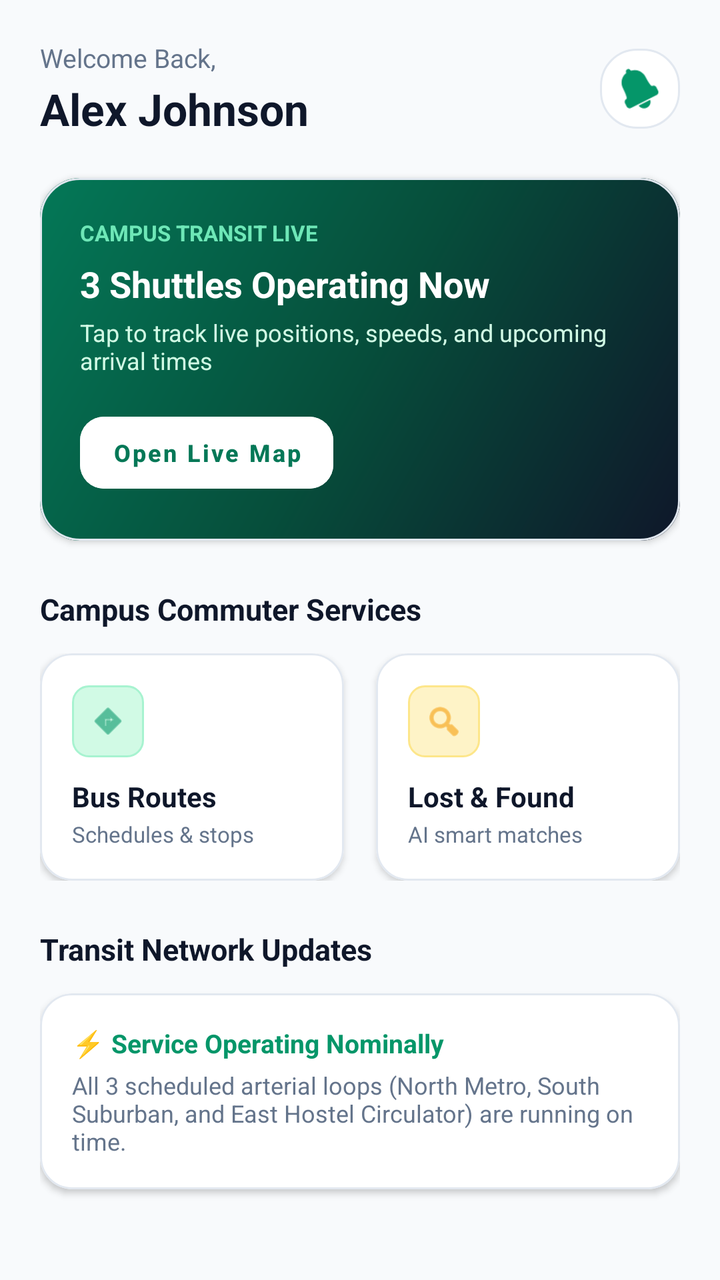
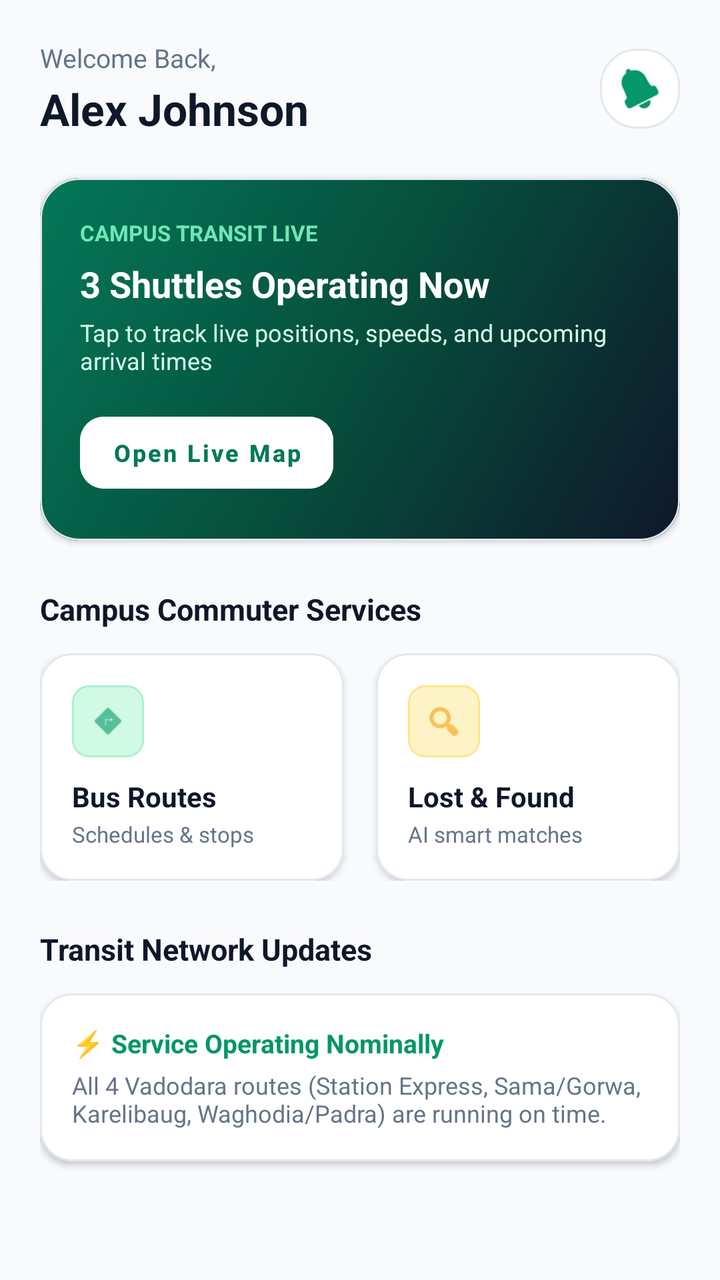

Screens rendered from an Android XML layout before and after an edit, with the pre-edit source and the edit as a unified diff.
<!-- AndroidManifest.xml: application theme Theme.UniTrack -->
<!-- res/layout/fragment_student_home.xml -->
<?xml version="1.0" encoding="utf-8"?>
<ScrollView xmlns:android="http://schemas.android.com/apk/res/android"
    xmlns:app="http://schemas.android.com/apk/res-auto"
    android:layout_width="match_parent"
    android:layout_height="match_parent"
    android:background="@color/background"
    android:fillViewport="true">

    <LinearLayout
        android:layout_width="match_parent"
        android:layout_height="wrap_content"
        android:orientation="vertical"
        android:padding="20dp">

        
        <LinearLayout
            android:layout_width="match_parent"
            android:layout_height="wrap_content"
            android:gravity="center_vertical"
            android:orientation="horizontal">

            <LinearLayout
                android:layout_width="0dp"
                android:layout_height="wrap_content"
                android:layout_weight="1"
                android:orientation="vertical">

                <TextView
                    android:id="@+id/tvGreeting"
                    android:layout_width="wrap_content"
                    android:layout_height="wrap_content"
                    android:text="Welcome Back,"
                    android:textColor="@color/text_secondary"
                    android:textSize="13sp" />

                <TextView
                    android:id="@+id/tvStudentName"
                    android:layout_width="wrap_content"
                    android:layout_height="wrap_content"
                    android:layout_marginTop="2dp"
                    android:text="Alex Johnson"
                    android:textColor="@color/text_primary"
                    android:textSize="22sp"
                    android:textStyle="bold" />
            </LinearLayout>

            <ImageView
                android:id="@+id/btnNotifications"
                android:layout_width="40dp"
                android:layout_height="40dp"
                android:background="@drawable/bg_card_rounded"
                android:clickable="true"
                android:focusable="true"
                android:padding="10dp"
                android:src="@android:drawable/ic_popup_reminder"
                app:tint="@color/primary" />
        </LinearLayout>

        
        <com.google.android.material.card.MaterialCardView
            android:id="@+id/cardLiveTransit"
            style="@style/Widget.UniTrack.Card"
            android:layout_width="match_parent"
            android:layout_height="wrap_content"
            android:layout_marginTop="20dp"
            android:clickable="true"
            android:focusable="true"
            app:cardCornerRadius="20dp">

            <LinearLayout
                android:layout_width="match_parent"
                android:layout_height="wrap_content"
                android:background="@drawable/bg_gradient_splash"
                android:orientation="vertical"
                android:padding="20dp">

                <TextView
                    android:layout_width="wrap_content"
                    android:layout_height="wrap_content"
                    android:text="CAMPUS TRANSIT LIVE"
                    android:textColor="#6EE7B7"
                    android:textSize="11sp"
                    android:textStyle="bold" />

                <TextView
                    android:id="@+id/tvBannerActiveBuses"
                    android:layout_width="wrap_content"
                    android:layout_height="wrap_content"
                    android:layout_marginTop="6dp"
                    android:text="3 Shuttles Operating Now"
                    android:textColor="@color/white"
                    android:textSize="18sp"
                    android:textStyle="bold" />

                <TextView
                    android:layout_width="wrap_content"
                    android:layout_height="wrap_content"
                    android:layout_marginTop="4dp"
                    android:text="Tap to track live positions, speeds, and upcoming arrival times"
                    android:textColor="#D1FAE5"
                    android:textSize="12sp" />

                <com.google.android.material.button.MaterialButton
                    android:id="@+id/btnTrackNow"
                    style="@style/Widget.MaterialComponents.Button.UnelevatedButton"
                    android:layout_width="wrap_content"
                    android:layout_height="wrap_content"
                    android:layout_marginTop="14dp"
                    android:backgroundTint="@color/white"
                    android:text="Open Live Map"
                    android:textAllCaps="false"
                    android:textColor="@color/primary_dark"
                    android:textSize="12sp"
                    android:textStyle="bold"
                    app:cornerRadius="12dp" />

            </LinearLayout>
        </com.google.android.material.card.MaterialCardView>

        
        <TextView
            android:layout_width="wrap_content"
            android:layout_height="wrap_content"
            android:layout_marginTop="24dp"
            android:layout_marginBottom="12dp"
            android:text="Campus Commuter Services"
            android:textColor="@color/text_primary"
            android:textSize="15sp"
            android:textStyle="bold" />

        <LinearLayout
            android:layout_width="match_parent"
            android:layout_height="wrap_content"
            android:orientation="horizontal">

            
            <com.google.android.material.card.MaterialCardView
                android:id="@+id/cardRoutesShortcut"
                style="@style/Widget.UniTrack.Card"
                android:layout_width="0dp"
                android:layout_height="wrap_content"
                android:layout_marginEnd="8dp"
                android:layout_weight="1"
                android:clickable="true"
                android:focusable="true"
                app:cardCornerRadius="16dp">

                <LinearLayout
                    android:layout_width="match_parent"
                    android:layout_height="wrap_content"
                    android:orientation="vertical"
                    android:padding="16dp">

                    <ImageView
                        android:layout_width="36dp"
                        android:layout_height="36dp"
                        android:background="@drawable/bg_badge_emerald"
                        android:padding="8dp"
                        android:src="@android:drawable/ic_menu_directions"
                        app:tint="@color/primary" />

                    <TextView
                        android:layout_width="wrap_content"
                        android:layout_height="wrap_content"
                        android:layout_marginTop="10dp"
                        android:text="Bus Routes"
                        android:textColor="@color/text_primary"
                        android:textSize="14sp"
                        android:textStyle="bold" />

                    <TextView
                        android:layout_width="wrap_content"
                        android:layout_height="wrap_content"
                        android:layout_marginTop="2dp"
                        android:text="Schedules &amp; stops"
                        android:textColor="@color/text_secondary"
                        android:textSize="11sp" />
                </LinearLayout>
            </com.google.android.material.card.MaterialCardView>

            
            <com.google.android.material.card.MaterialCardView
                android:id="@+id/cardLostFoundShortcut"
                style="@style/Widget.UniTrack.Card"
                android:layout_width="0dp"
                android:layout_height="wrap_content"
                android:layout_marginStart="8dp"
                android:layout_weight="1"
                android:clickable="true"
                android:focusable="true"
                app:cardCornerRadius="16dp">

                <LinearLayout
                    android:layout_width="match_parent"
                    android:layout_height="wrap_content"
                    android:orientation="vertical"
                    android:padding="16dp">

                    <ImageView
                        android:layout_width="36dp"
                        android:layout_height="36dp"
                        android:background="@drawable/bg_badge_amber"
                        android:padding="8dp"
                        android:src="@android:drawable/ic_menu_search"
                        app:tint="@color/accent" />

                    <TextView
                        android:layout_width="wrap_content"
                        android:layout_height="wrap_content"
                        android:layout_marginTop="10dp"
                        android:text="Lost &amp; Found"
                        android:textColor="@color/text_primary"
                        android:textSize="14sp"
                        android:textStyle="bold" />

                    <TextView
                        android:layout_width="wrap_content"
                        android:layout_height="wrap_content"
                        android:layout_marginTop="2dp"
                        android:text="AI smart matches"
                        android:textColor="@color/text_secondary"
                        android:textSize="11sp" />
                </LinearLayout>
            </com.google.android.material.card.MaterialCardView>
        </LinearLayout>

        
        <TextView
            android:layout_width="wrap_content"
            android:layout_height="wrap_content"
            android:layout_marginTop="24dp"
            android:layout_marginBottom="12dp"
            android:text="Transit Network Updates"
            android:textColor="@color/text_primary"
            android:textSize="15sp"
            android:textStyle="bold" />

        <com.google.android.material.card.MaterialCardView
            style="@style/Widget.UniTrack.Card"
            android:layout_width="match_parent"
            android:layout_height="wrap_content"
            app:cardCornerRadius="16dp">

            <LinearLayout
                android:layout_width="match_parent"
                android:layout_height="wrap_content"
                android:orientation="vertical"
                android:padding="16dp">

                <TextView
                    android:layout_width="wrap_content"
                    android:layout_height="wrap_content"
                    android:text="⚡ Service Operating Nominally"
                    android:textColor="@color/primary"
                    android:textSize="13sp"
                    android:textStyle="bold" />

                <TextView
                    android:layout_width="wrap_content"
                    android:layout_height="wrap_content"
                    android:layout_marginTop="4dp"
                    android:text="All 3 scheduled arterial loops (North Metro, South Suburban, and East Hostel Circulator) are running on time."
                    android:textColor="@color/text_secondary"
                    android:textSize="12sp" />
            </LinearLayout>
        </com.google.android.material.card.MaterialCardView>

    </LinearLayout>
</ScrollView>
<!-- resources referenced by this layout -->
<resources>
  <color name="accent">#F59E0B</color>
  <color name="background">#F8FAFC</color>
  <color name="primary">#059669</color>
  <color name="primary_dark">#047857</color>
  <color name="text_primary">#0F172A</color>
  <color name="text_secondary">#64748B</color>
  <color name="white">#FFFFFF</color>
  <!-- drawable bg_badge_amber (drawable) -->
  <?xml version="1.0" encoding="utf-8"?>
  <shape xmlns:android="http://schemas.android.com/apk/res/android"
      android:shape="rectangle">
      <corners android:radius="8dp" />
      <solid android:color="#FEF3C7" />
      <stroke android:width="1dp" android:color="#FDE68A" />
  </shape>
  <!-- drawable bg_badge_emerald (drawable) -->
  <?xml version="1.0" encoding="utf-8"?>
  <shape xmlns:android="http://schemas.android.com/apk/res/android"
      android:shape="rectangle">
      <corners android:radius="8dp" />
      <solid android:color="#D1FAE5" />
      <stroke android:width="1dp" android:color="#A7F3D0" />
  </shape>
  <!-- drawable bg_card_rounded (drawable) -->
  <?xml version="1.0" encoding="utf-8"?>
  <shape xmlns:android="http://schemas.android.com/apk/res/android"
      android:shape="rectangle">
      <corners android:radius="18dp" />
      <solid android:color="#FFFFFF" />
      <stroke android:width="1dp" android:color="#E2E8F0" />
  </shape>
  <!-- drawable bg_gradient_splash (drawable) -->
  <?xml version="1.0" encoding="utf-8"?>
  <shape xmlns:android="http://schemas.android.com/apk/res/android"
      android:shape="rectangle">
      <gradient
          android:angle="135"
          android:startColor="#0F172A"
          android:centerColor="#064E3B"
          android:endColor="#047857"
          android:type="linear" />
  </shape>
  <style name="Widget.UniTrack.Card" parent="Widget.MaterialComponents.CardView">
          <item name="cardCornerRadius">20dp</item>
          <item name="cardElevation">2dp</item>
          <item name="cardBackgroundColor">@color/card_background</item>
          <item name="strokeColor">@color/border</item>
          <item name="strokeWidth">1dp</item>
      </style>
  <color name="card_background">#FFFFFF</color>
  <color name="border">#E2E8F0</color>
  <color name="pure_white">#FFFFFF</color>
  <color name="secondary">#0F172A</color>
  <color name="secondary_light">#1E293B</color>
  <color name="surface">#FFFFFF</color>
  <color name="input_hint">#64748B</color>
  <color name="input_text">#0F172A</color>
  <style name="Widget.UniTrack.TextInputLayout" parent="Widget.MaterialComponents.TextInputLayout.OutlinedBox">
          <item name="boxStrokeColor">@color/primary</item>
          <item name="hintTextColor">@color/primary</item>
          <item name="android:textColorHint">@color/input_hint</item>
          <item name="boxBackgroundColor">@color/input_background</item>
          <item name="boxCornerRadiusTopStart">12dp</item>
          <item name="boxCornerRadiusTopEnd">12dp</item>
          <item name="boxCornerRadiusBottomStart">12dp</item>
          <item name="boxCornerRadiusBottomEnd">12dp</item>
      </style>
  <style name="Widget.UniTrack.EditText" parent="Widget.MaterialComponents.TextInputEditText.OutlinedBox">
          <item name="android:textColor">@color/input_text</item>
          <item name="android:textColorHint">@color/input_hint</item>
          <item name="android:textSize">14sp</item>
      </style>
  <color name="input_background">#FFFFFF</color>
  <!-- unchanged entries left out for length: 1 -->
</resources>

<!-- the commit's change to res/layout/fragment_student_home.xml (unified diff, before → after) -->
@@ -259,7 +259,7 @@
                     android:layout_width="wrap_content"
                     android:layout_height="wrap_content"
                     android:layout_marginTop="4dp"
-                    android:text="All 3 scheduled arterial loops (North Metro, South Suburban, and East Hostel Circulator) are running on time."
+                    android:text="All 4 Vadodara routes (Station Express, Sama/Gorwa, Karelibaug, Waghodia/Padra) are running on time."
                     android:textColor="@color/text_secondary"
                     android:textSize="12sp" />
             </LinearLayout>
